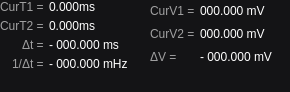
The window that ui/cursor_readouts.ui (analogdevicesinc/scopy) describes before a commit, drawn with Qt 5.
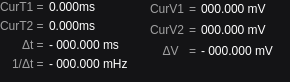
The same window after the commit.

Commit message: Cursor Readouts: Fix spacing/padding and align the labels.

Diff of the .ui file:
```diff
--- a/ui/cursor_readouts.ui
+++ b/ui/cursor_readouts.ui
@@ -7,7 +7,7 @@
     <x>0</x>
     <y>0</y>
     <width>290</width>
-    <height>92</height>
+    <height>82</height>
    </rect>
   </property>
   <property name="sizePolicy">
@@ -19,7 +19,7 @@
   <property name="maximumSize">
    <size>
     <width>290</width>
-    <height>92</height>
+    <height>82</height>
    </size>
   </property>
   <property name="windowTitle">
@@ -52,13 +52,13 @@
      <property name="minimumSize">
       <size>
        <width>148</width>
-       <height>92</height>
+       <height>82</height>
       </size>
      </property>
      <property name="maximumSize">
       <size>
        <width>150</width>
-       <height>92</height>
+       <height>82</height>
       </size>
      </property>
      <property name="styleSheet">
@@ -290,13 +290,13 @@
      <property name="minimumSize">
       <size>
        <width>140</width>
-       <height>92</height>
+       <height>82</height>
       </size>
      </property>
      <property name="maximumSize">
       <size>
        <width>140</width>
-       <height>92</height>
+       <height>82</height>
       </size>
      </property>
      <property name="styleSheet">
@@ -333,7 +333,26 @@
          <string notr="true">color: rgba(255, 255, 255, 153);</string>
         </property>
         <property name="text">
-         <string>CurV2 =</string>
+         <string>CurV2</string>
+        </property>
+        <property name="alignment">
+         <set>Qt::AlignLeading|Qt::AlignLeft|Qt::AlignVCenter</set>
+        </property>
+       </widget>
+      </item>
+      <item row="3" column="0">
+       <widget class="QLabel" name="deltaVlabel">
+        <property name="sizePolicy">
+         <sizepolicy hsizetype="Fixed" vsizetype="Fixed">
+          <horstretch>0</horstretch>
+          <verstretch>0</verstretch>
+         </sizepolicy>
+        </property>
+        <property name="styleSheet">
+         <string notr="true">color: rgba(255, 255, 255, 153);</string>
+        </property>
+        <property name="text">
+         <string>    ΔV</string>
         </property>
         <property name="alignment">
          <set>Qt::AlignLeading|Qt::AlignLeft|Qt::AlignVCenter</set>
@@ -352,14 +371,14 @@
          <string notr="true">color: rgba(255, 255, 255, 153);</string>
         </property>
         <property name="text">
-         <string>CurV1 =</string>
+         <string>CurV1</string>
         </property>
         <property name="alignment">
          <set>Qt::AlignLeading|Qt::AlignLeft|Qt::AlignVCenter</set>
         </property>
        </widget>
       </item>
-      <item row="2" column="1" colspan="2">
+      <item row="2" column="2" colspan="2">
        <widget class="QLabel" name="cursorV2">
         <property name="sizePolicy">
          <sizepolicy hsizetype="Fixed" vsizetype="Fixed">
@@ -372,103 +391,7 @@
         </property>
        </widget>
       </item>
-      <item row="1" column="1">
-       <widget class="QLabel" name="cursorV1">
-        <property name="sizePolicy">
-         <sizepolicy hsizetype="Fixed" vsizetype="Fixed">
-          <horstretch>0</horstretch>
-          <verstretch>0</verstretch>
-         </sizepolicy>
-        </property>
-        <property name="text">
-         <string>000.000 mV</string>
-        </property>
-       </widget>
-      </item>
-      <item row="3" column="0">
-       <widget class="QLabel" name="deltaVlabel">
-        <property name="sizePolicy">
-         <sizepolicy hsizetype="Fixed" vsizetype="Fixed">
-          <horstretch>0</horstretch>
-          <verstretch>0</verstretch>
-         </sizepolicy>
-        </property>
-        <property name="styleSheet">
-         <string notr="true">color: rgba(255, 255, 255, 153);</string>
-        </property>
-        <property name="text">
-         <string>ΔV =</string>
-        </property>
-        <property name="alignment">
-         <set>Qt::AlignLeading|Qt::AlignLeft|Qt::AlignVCenter</set>
-        </property>
-       </widget>
-      </item>
-      <item row="4" column="0">
-       <spacer name="horizontalSpacer_4">
-        <property name="orientation">
-         <enum>Qt::Horizontal</enum>
-        </property>
-        <property name="sizeType">
-         <enum>QSizePolicy::Fixed</enum>
-        </property>
-        <property name="sizeHint" stdset="0">
-         <size>
-          <width>0</width>
-          <height>0</height>
-         </size>
-        </property>
-       </spacer>
-      </item>
-      <item row="5" column="0">
-       <spacer name="verticalSpacer_4">
-        <property name="orientation">
-         <enum>Qt::Vertical</enum>
-        </property>
-        <property name="sizeType">
-         <enum>QSizePolicy::Fixed</enum>
-        </property>
-        <property name="sizeHint" stdset="0">
-         <size>
-          <width>0</width>
-          <height>0</height>
-         </size>
-        </property>
-       </spacer>
-      </item>
-      <item row="1" column="2">
-       <spacer name="horizontalSpacer_3">
-        <property name="orientation">
-         <enum>Qt::Horizontal</enum>
-        </property>
-        <property name="sizeType">
-         <enum>QSizePolicy::Expanding</enum>
-        </property>
-        <property name="sizeHint" stdset="0">
-         <size>
-          <width>0</width>
-          <height>0</height>
-         </size>
-        </property>
-       </spacer>
-      </item>
-      <item row="0" column="2">
-       <spacer name="verticalSpacer_5">
-        <property name="orientation">
-         <enum>Qt::Vertical</enum>
-        </property>
-        <property name="sizeType">
-         <enum>QSizePolicy::Fixed</enum>
-        </property>
-        <property name="sizeHint" stdset="0">
-         <size>
-          <width>0</width>
-          <height>0</height>
-         </size>
-        </property>
-       </spacer>
-      </item>
-      <item row="4" column="1">
+      <item row="5" column="2">
        <widget class="QLabel" name="label_15">
         <property name="enabled">
          <bool>false</bool>
@@ -484,7 +407,84 @@
         </property>
        </widget>
       </item>
-      <item row="3" column="1">
+      <item row="1" column="2">
+       <widget class="QLabel" name="cursorV1">
+        <property name="sizePolicy">
+         <sizepolicy hsizetype="Fixed" vsizetype="Fixed">
+          <horstretch>0</horstretch>
+          <verstretch>0</verstretch>
+         </sizepolicy>
+        </property>
+        <property name="text">
+         <string>000.000 mV</string>
+        </property>
+       </widget>
+      </item>
+      <item row="6" column="0">
+       <spacer name="verticalSpacer_4">
+        <property name="orientation">
+         <enum>Qt::Vertical</enum>
+        </property>
+        <property name="sizeType">
+         <enum>QSizePolicy::Fixed</enum>
+        </property>
+        <property name="sizeHint" stdset="0">
+         <size>
+          <width>0</width>
+          <height>0</height>
+         </size>
+        </property>
+       </spacer>
+      </item>
+      <item row="5" column="0">
+       <spacer name="horizontalSpacer_4">
+        <property name="orientation">
+         <enum>Qt::Horizontal</enum>
+        </property>
+        <property name="sizeType">
+         <enum>QSizePolicy::Fixed</enum>
+        </property>
+        <property name="sizeHint" stdset="0">
+         <size>
+          <width>0</width>
+          <height>0</height>
+         </size>
+        </property>
+       </spacer>
+      </item>
+      <item row="1" column="3">
+       <spacer name="horizontalSpacer_3">
+        <property name="orientation">
+         <enum>Qt::Horizontal</enum>
+        </property>
+        <property name="sizeType">
+         <enum>QSizePolicy::Expanding</enum>
+        </property>
+        <property name="sizeHint" stdset="0">
+         <size>
+          <width>0</width>
+          <height>0</height>
+         </size>
+        </property>
+       </spacer>
+      </item>
+      <item row="0" column="3">
+       <spacer name="verticalSpacer_5">
+        <property name="orientation">
+         <enum>Qt::Vertical</enum>
+        </property>
+        <property name="sizeType">
+         <enum>QSizePolicy::Fixed</enum>
+        </property>
+        <property name="sizeHint" stdset="0">
+         <size>
+          <width>0</width>
+          <height>0</height>
+         </size>
+        </property>
+       </spacer>
+      </item>
+      <item row="3" column="2">
        <widget class="QLabel" name="voltageDelta">
         <property name="sizePolicy">
          <sizepolicy hsizetype="Fixed" vsizetype="Fixed">
@@ -497,6 +497,36 @@
         </property>
        </widget>
       </item>
+      <item row="3" column="1">
+       <widget class="QLabel" name="label">
+        <property name="styleSheet">
+         <string notr="true">color: rgba(255, 255, 255, 153);</string>
+        </property>
+        <property name="text">
+         <string>=</string>
+        </property>
+       </widget>
+      </item>
+      <item row="2" column="1">
+       <widget class="QLabel" name="label_2">
+        <property name="styleSheet">
+         <string notr="true">color: rgba(255, 255, 255, 153);</string>
+        </property>
+        <property name="text">
+         <string>=</string>
+        </property>
+       </widget>
+      </item>
+      <item row="1" column="1">
+       <widget class="QLabel" name="label_3">
+        <property name="styleSheet">
+         <string notr="true">color: rgba(255, 255, 255, 153);</string>
+        </property>
+        <property name="text">
+         <string>=</string>
+        </property>
+       </widget>
+      </item>
      </layout>
     </widget>
    </item>
```
Left out of the diff: 70 changed lines with no effect on the pictures. The commit also changes 1 other file.
